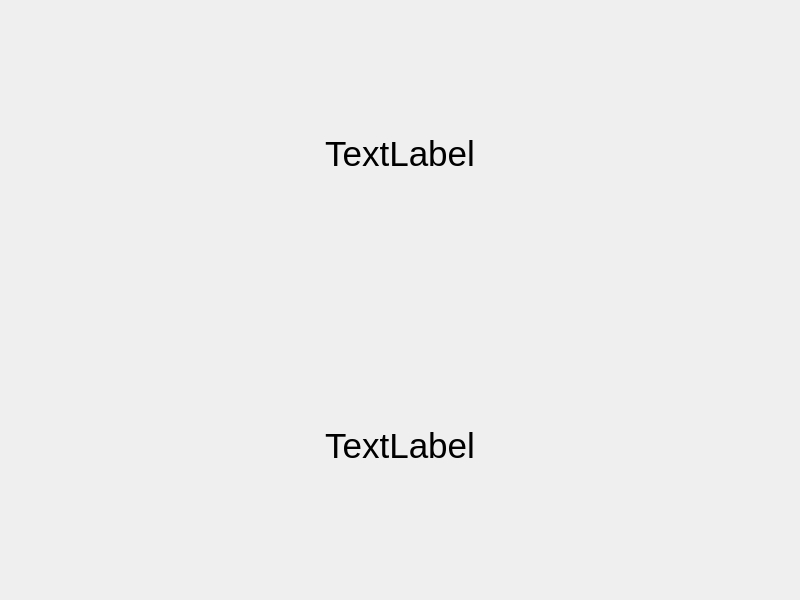
First picture: the form in qt_frontend/banksimul35/ilmoitus.ui, repository PauliRekila/Banksimul, before the edit.
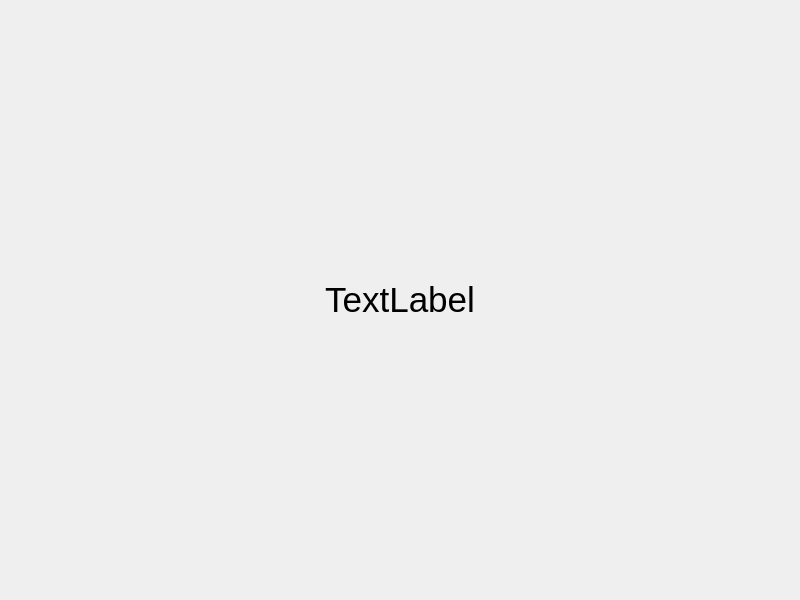
Second picture: the form after the edit.

The edit to the form file:
```diff
--- a/qt_frontend/banksimul35/ilmoitus.ui
+++ b/qt_frontend/banksimul35/ilmoitus.ui
@@ -32,24 +32,6 @@
      </property>
     </widget>
    </item>
-   <item>
-    <widget class="QLabel" name="label_aika">
-     <property name="font">
-      <font>
-       <pointsize>26</pointsize>
-      </font>
-     </property>
-     <property name="frameShape">
-      <enum>QFrame::NoFrame</enum>
-     </property>
-     <property name="text">
-      <string>TextLabel</string>
-     </property>
-     <property name="alignment">
-      <set>Qt::AlignCenter</set>
-     </property>
-    </widget>
-   </item>
   </layout>
  </widget>
  <resources/>
```
